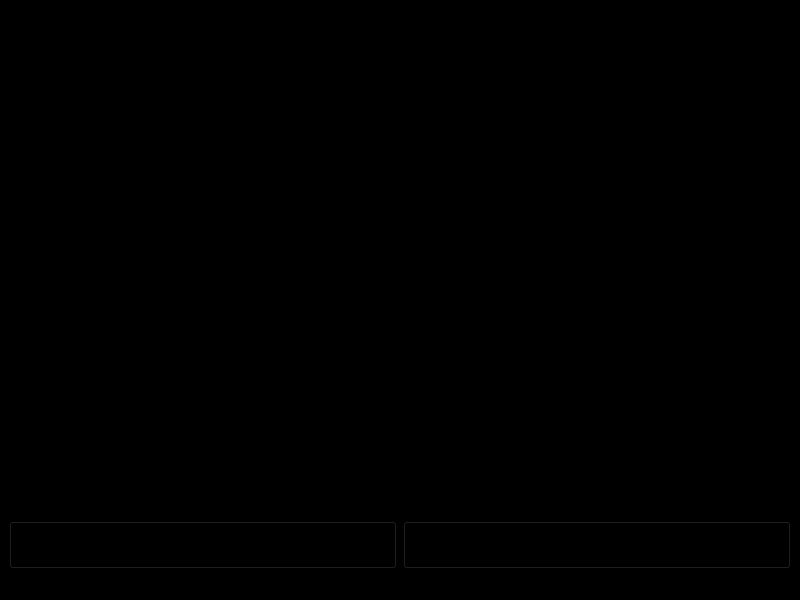
Above: transaction_netbank.ui from acmpesuecc/GrowPal before the change. Below: the same form after it.
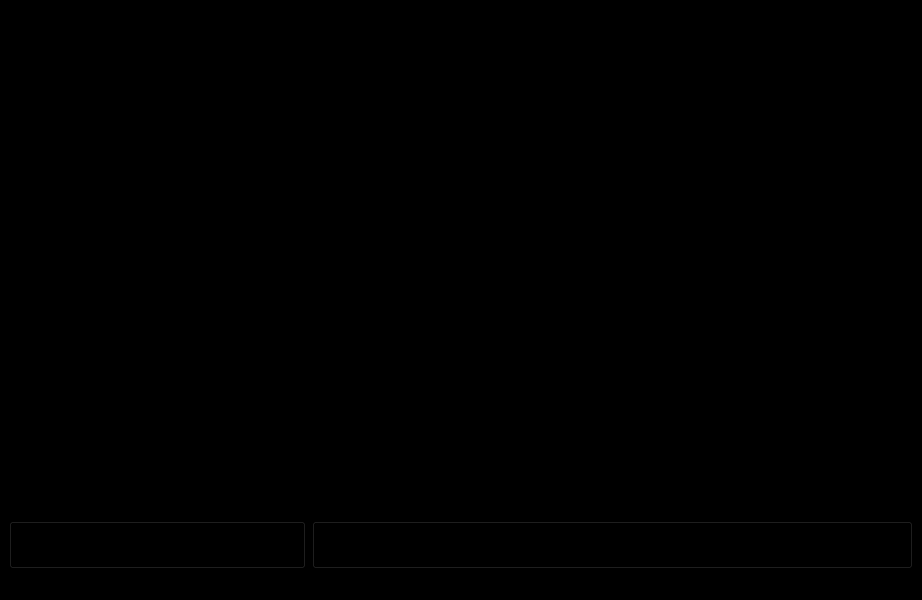
That is the form after the change. Icons and pictures are not drawn.

Diff of the .ui file:
```diff
--- a/transaction_netbank.ui
+++ b/transaction_netbank.ui
@@ -6,7 +6,7 @@
    <rect>
     <x>0</x>
     <y>0</y>
-    <width>800</width>
+    <width>922</width>
     <height>600</height>
    </rect>
   </property>
@@ -18,24 +18,10 @@
   </property>
   <widget class="QWidget" name="centralwidget">
    <layout class="QGridLayout" name="gridLayout">
-    <item row="0" column="0" colspan="2">
-     <widget class="QLabel" name="label">
-      <property name="font">
-       <font>
-        <pointsize>48</pointsize>
-        <weight>75</weight>
-        <bold>true</bold>
-       </font>
-      </property>
-      <property name="text">
-       <string>Net Banking  </string>
-      </property>
-     </widget>
-    </item>
-    <item row="1" column="0" colspan="2">
-     <layout class="QFormLayout" name="formLayout">
+    <item row="1" column="0" colspan="3">
+     <layout class="QFormLayout" name="formLayout_2">
       <item row="0" column="0">
-       <widget class="QLabel" name="label_2">
+       <widget class="QLabel" name="label_6">
         <property name="font">
          <font>
           <pointsize>26</pointsize>
@@ -44,21 +30,7 @@
          </font>
         </property>
         <property name="text">
-         <string>Account Number:</string>
-        </property>
-       </widget>
-      </item>
-      <item row="1" column="0">
-       <widget class="QLabel" name="label_3">
-        <property name="font">
-         <font>
-          <pointsize>26</pointsize>
-          <weight>75</weight>
-          <bold>true</bold>
-         </font>
-        </property>
-        <property name="text">
-         <string>CIF Number: </string>
+         <string>Account Number: </string>
         </property>
        </widget>
       </item>
@@ -84,31 +56,6 @@
         </property>
        </widget>
       </item>
-      <item row="2" column="0">
-       <widget class="QLabel" name="label_5">
-        <property name="font">
-         <font>
-          <pointsize>26</pointsize>
-          <weight>75</weight>
-          <bold>true</bold>
-         </font>
-        </property>
-        <property name="text">
-         <string>Branch Code: </string>
-        </property>
-       </widget>
-      </item>
-      <item row="2" column="1">
-       <widget class="QLineEdit" name="lineEdit_branch_code">
-        <property name="font">
-         <font>
-          <pointsize>26</pointsize>
-          <weight>75</weight>
-          <bold>true</bold>
-         </font>
-        </property>
-       </widget>
-      </item>
       <item row="3" column="0">
        <widget class="QLabel" name="label_4">
         <property name="font">
@@ -134,8 +81,60 @@
         </property>
        </widget>
       </item>
+      <item row="2" column="0">
+       <widget class="QLabel" name="label_2">
+        <property name="font">
+         <font>
+          <pointsize>26</pointsize>
+          <weight>75</weight>
+          <bold>true</bold>
+         </font>
+        </property>
+        <property name="text">
+         <string>Branch Code:</string>
+        </property>
+       </widget>
+      </item>
+      <item row="2" column="1">
+       <widget class="QLineEdit" name="lineEdit_branch_code">
+        <property name="font">
+         <font>
+          <pointsize>26</pointsize>
+          <weight>75</weight>
+          <bold>true</bold>
+         </font>
+        </property>
+       </widget>
+      </item>
      </layout>
     </item>
+    <item row="0" column="0">
+     <widget class="QLabel" name="label">
+      <property name="font">
+       <font>
+        <pointsize>36</pointsize>
+        <weight>75</weight>
+        <bold>true</bold>
+       </font>
+      </property>
+      <property name="text">
+       <string>Net Banking</string>
+      </property>
+      <property name="alignment">
+       <set>Qt::AlignLeading|Qt::AlignLeft|Qt::AlignVCenter</set>
+      </property>
+     </widget>
+    </item>
+    <item row="0" column="1">
+     <widget class="QLabel" name="label_5">
+      <property name="text">
+       <string/>
+      </property>
+      <property name="pixmap">
+       <pixmap>card.svg</pixmap>
+      </property>
+     </widget>
+    </item>
     <item row="2" column="0">
      <widget class="QPushButton" name="pushButton_cancel">
       <property name="font">
@@ -153,7 +152,7 @@
       </property>
      </widget>
     </item>
-    <item row="2" column="1">
+    <item row="2" column="1" colspan="2">
      <widget class="QPushButton" name="pushButton_pay">
       <property name="font">
        <font>
```
Left out of the diff: 26 changed lines with no effect on the pictures.
